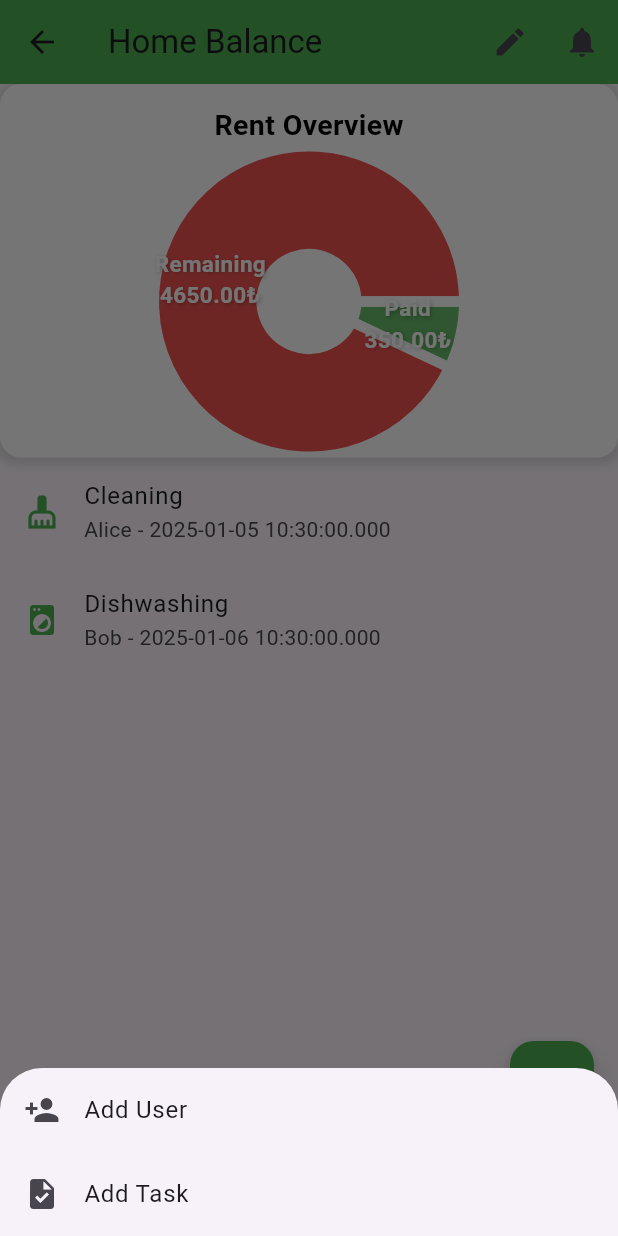
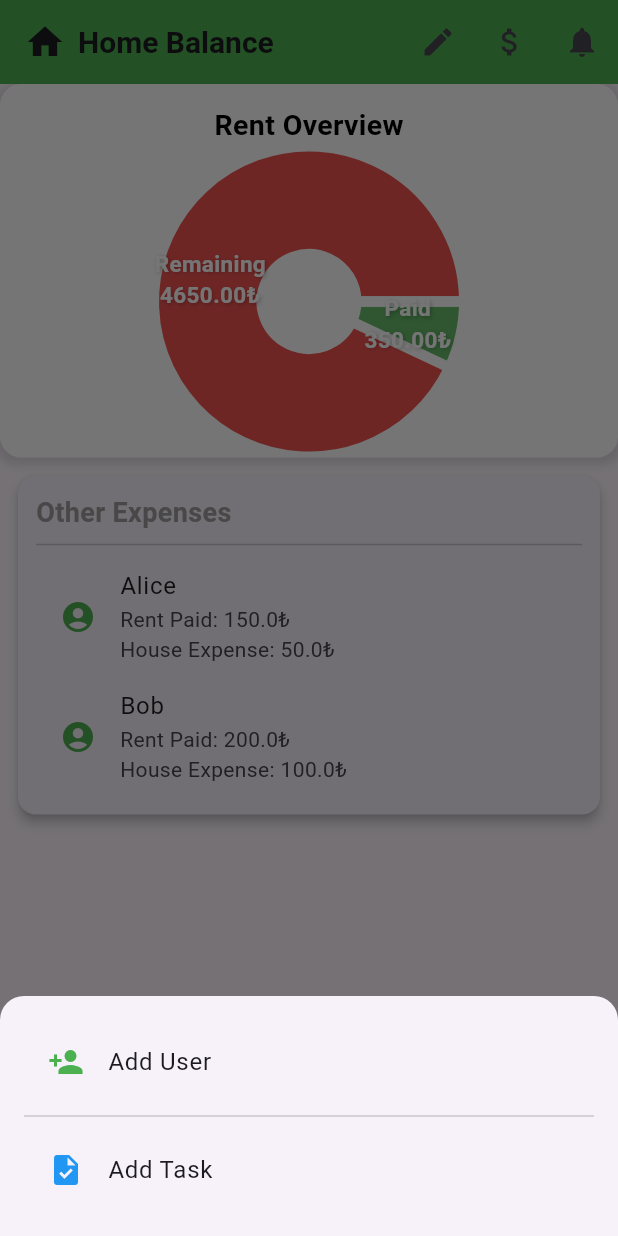
Before and after one commit to zgokceaynaci/Home-Balance-Frontend-with-Flutter, a Flutter app: the HomePage screen opened by its route, after a tap on the "add" icon, on a phone screen of 412 x 824 dp. Run offline on Flutter 3.47's test engine with Material 3 defaults, Android fonts, the light colour scheme and no system bars; drawn by our look-alikes of fl_chart; our stand-ins replace firebase_auth, firebase_core, google_sign_in, table_calendar; accounts and stored records are empty; generated files the repository leaves out were written again.

Commit message:
Save current state before further development

```diff
--- a/lib/screens/add_task_screen.dart
+++ b/lib/screens/add_task_screen.dart
@@ -60,6 +60,7 @@ class _AddTaskScreenState extends State<AddTaskScreen> {
       appBar: AppBar(
         title: const Text('Add Task'),
         backgroundColor: Colors.green,
+        leading: Container(),
       ),
       body: Padding(
         padding: const EdgeInsets.all(16.0),
--- a/lib/screens/add_user_screen.dart
+++ b/lib/screens/add_user_screen.dart
@@ -53,6 +53,7 @@ class _AddUserScreenState extends State<AddUserScreen> {
       appBar: AppBar(
         title: const Text("Add User and Rent"),
         backgroundColor: Colors.green,
+        leading: Container(),
       ),
       body: Padding(
         padding: const EdgeInsets.all(16.0),
--- a/lib/screens/calendar_screen.dart
+++ b/lib/screens/calendar_screen.dart
@@ -14,6 +14,7 @@ class CalendarScreen extends StatelessWidget {
         appBar: AppBar(
           title: const Text("Calendar"),
           backgroundColor: Colors.green,
+          leading: Container(),
         ),
         body: SingleChildScrollView(
           child: Padding(
--- a/lib/screens/home_page.dart
+++ b/lib/screens/home_page.dart
@@ -19,14 +19,16 @@ class _HomePageState extends State<HomePage> {
     {
       "name": "Alice",
       "email": "alice@example.com",
-      "payment": 150.0,
-      "expense": 50.0,
+      "payment": 150.0, // Total rent paid
+      "expense": 50.0, // Total expense
+      "houseExpense": 50.0, // House expense
     },
     {
       "name": "Bob",
       "email": "bob@example.com",
       "payment": 200.0,
       "expense": 100.0,
+      "houseExpense": 100.0,
     },
   ];
 
@@ -68,32 +70,63 @@ class _HomePageState extends State<HomePage> {
 Widget build(BuildContext context) {
   return Scaffold(
     appBar: AppBar(
-        title: const Text("Home Balance"),
+      title: Row(
+        children: [
+          Icon(Icons.home, size: 28), // Home icon stays here
+          SizedBox(width: 8), // Space between icon and text
+          Text(
+            "Home Balance",
+            style: TextStyle(
+              fontWeight: FontWeight.bold, // Bold text for title
+              fontSize: 20, // Adjusted font size
+            ),
+          ),
+        ],
+      ),
       backgroundColor: Colors.green,
+      automaticallyImplyLeading: false, // Removes the back button
       actions: [
         IconButton(
           icon: const Icon(Icons.edit),
           onPressed: _editTotalRent,
         ),
         IconButton(
+          icon: const Icon(Icons.attach_money),
+          onPressed: _showPaymentDialog,
+        ),
+        IconButton(
           icon: const Icon(Icons.notifications),
           onPressed: () {
-              Navigator.pushNamed(context, '/notifications',
-                  arguments: globalTasks);
+            Navigator.pushNamed(context, '/notifications', arguments: globalTasks);
           },
         ),
       ],
     ),
     body: Column(
       children: [
+        if (_currentIndex == 0) ...[
           _buildRentPieChart(), // Rent pie chart
-          Expanded(child: _pages[_currentIndex]),
+          Expanded(
+            child: SingleChildScrollView(
+              child: Column(
+                children: [
+                  _buildExpenseList(), // Expense table
+                ],
+              ),
+            ),
+          ),
+        ] else ...[
+          Expanded(child: _pages[_currentIndex]), // Other pages
+        ],
       ],
     ),
     floatingActionButton: FloatingActionButton(
       onPressed: _showAddOptions,
       backgroundColor: Colors.green,
-        child: const Icon(Icons.add),
+      shape: RoundedRectangleBorder(
+        borderRadius: BorderRadius.circular(15), // Rounded corners
+      ),
+      child: const Icon(Icons.add, size: 28),
     ),
     bottomNavigationBar: BottomNavigationBar(
       currentIndex: _currentIndex,
@@ -127,6 +160,8 @@ class _HomePageState extends State<HomePage> {
   );
 }
 
+
+
   Widget _buildHomeContent() {
     return globalTasks.isEmpty
         ? const Center(child: Text("No tasks added yet!"))
@@ -146,12 +181,59 @@ class _HomePageState extends State<HomePage> {
   }
 
   Widget _buildRentPieChart() {
-  double rentPaid = users.fold(0, (sum, user) => sum + (user['payment'] as double));
+    double rentPaid =
+        users.fold(0, (sum, user) => sum + (user['payment'] as double));
     double rentRemaining = totalRent - rentPaid;
 
     return buildEnhancedRentPieChart(rentPaid, rentRemaining);
   }
 
+  Widget _buildExpenseList() {
+    return Card(
+      margin: const EdgeInsets.all(12),
+      elevation: 3,
+      child: Padding(
+        padding: const EdgeInsets.all(12),
+        child: Column(
+          crossAxisAlignment: CrossAxisAlignment.start,
+          children: [
+            const Text(
+              "Other Expenses",
+              style: TextStyle(
+                fontSize: 18,
+                fontWeight: FontWeight.bold,
+              ),
+            ),
+            const Divider(),
+            ListView.builder(
+              shrinkWrap: true,
+              physics: const NeverScrollableScrollPhysics(),
+              itemCount: users.length,
+              itemBuilder: (context, index) {
+                final user = users[index];
+                return ListTile(
+                  leading:
+                      const Icon(Icons.account_circle, color: Colors.green),
+                  title: Text(user['name']),
+                  subtitle: Text(
+                    "Rent Paid: ${user['payment']}₺\n"
+                    "House Expense: ${user['houseExpense']}₺",
+                  ),
+                );
+              },
+            ),
+          ],
+        ),
+      ),
+    );
+  }
+
+  void _addPayment(String userName, double paymentAmount) {
+    setState(() {
+      final user = users.firstWhere((u) => u['name'] == userName);
+      user['payment'] += paymentAmount;
+    });
+  }
 
   void _editTotalRent() {
     final rentController = TextEditingController(text: totalRent.toString());
@@ -184,30 +266,44 @@ class _HomePageState extends State<HomePage> {
 void _showAddOptions() {
   showModalBottomSheet(
     context: context,
+    shape: const RoundedRectangleBorder(
+      borderRadius: BorderRadius.vertical(top: Radius.circular(16)),
+    ),
     builder: (context) {
-        return Column(
+      return Padding(
+        padding: const EdgeInsets.all(16.0),
+        child: Column(
           mainAxisSize: MainAxisSize.min,
           children: [
             ListTile(
-              leading: const Icon(Icons.person_add),
+              leading: const Icon(Icons.person_add, color: Colors.green),
               title: const Text("Add User"),
-              onTap: _addUser,
+              onTap: () {
+                Navigator.pop(context); // Close the modal
+                _addUser();
+              },
             ),
+            const Divider(),
             ListTile(
-              leading: const Icon(Icons.task),
+              leading: const Icon(Icons.task, color: Colors.blue),
               title: const Text("Add Task"),
-              onTap: _addTask,
+              onTap: () {
+                Navigator.pop(context); // Close the modal
+                _addTask();
+              },
             ),
           ],
+        ),
       );
     },
   );
 }
 
+
   void _addUser() {
     final nameController = TextEditingController();
-    final paymentController = TextEditingController();
-    final expenseController = TextEditingController(); // Added for expense
+    final rentPaymentController = TextEditingController(); // Rent payment
+    final houseExpenseController = TextEditingController(); // House expense
 
     showDialog(
       context: context,
@@ -222,13 +318,13 @@ class _HomePageState extends State<HomePage> {
                 decoration: const InputDecoration(hintText: "User Name"),
               ),
               TextField(
-                controller: paymentController,
-                decoration: const InputDecoration(hintText: "Payment"),
+                controller: rentPaymentController,
+                decoration: const InputDecoration(hintText: "Rent Payment"),
                 keyboardType: TextInputType.number,
               ),
               TextField(
-                controller: expenseController, // Input for expense
-                decoration: const InputDecoration(hintText: "Expense"),
+                controller: houseExpenseController,
+                decoration: const InputDecoration(hintText: "House Expense"),
                 keyboardType: TextInputType.number,
               ),
             ],
@@ -239,14 +335,68 @@ class _HomePageState extends State<HomePage> {
                 setState(() {
                   users.add({
                     "name": nameController.text,
-                    "payment": double.tryParse(paymentController.text) ?? 0.0,
-                    "expense": double.tryParse(expenseController.text) ??
-                        0.0, // Add expense here
+                    "payment":
+                        double.tryParse(rentPaymentController.text) ?? 0.0,
+                    "expense":
+                        double.tryParse(houseExpenseController.text) ?? 0.0,
+                    "houseExpense":
+                        double.tryParse(houseExpenseController.text) ?? 0.0,
                   });
                 });
                 Navigator.pop(context);
               },
               child: const Text("Add"),
+            ),
+          ],
+        );
+      },
+    );
+  }
+
+  void _showPaymentDialog() {
+    String? selectedUser;
+    final paymentController = TextEditingController();
+
+    showDialog(
+      context: context,
+      builder: (context) {
+        return AlertDialog(
+          title: const Text("Add Payment"),
+          content: Column(
+            mainAxisSize: MainAxisSize.min,
+            children: [
+              DropdownButton<String>(
+                hint: const Text("Select User"),
+                value: selectedUser,
+                items: users.map((user) {
+                  return DropdownMenuItem<String>(
+                    value: user['name'],
+                    child: Text(user['name']),
+                  );
+                }).toList(),
+                onChanged: (value) {
+                  setState(() {
+                    selectedUser = value;
+                  });
+                },
+              ),
+              TextField(
+                controller: paymentController,
+                decoration: const InputDecoration(hintText: "Payment Amount"),
+                keyboardType: TextInputType.number,
+              ),
+            ],
+          ),
+          actions: [
+            ElevatedButton(
+              onPressed: () {
+                if (selectedUser != null && paymentController.text.isNotEmpty) {
+                  _addPayment(
+                      selectedUser!, double.parse(paymentController.text));
+                  Navigator.pop(context);
+                }
+              },
+              child: const Text("Add Payment"),
             ),
           ],
         );
--- a/lib/screens/list_items_screen.dart
+++ b/lib/screens/list_items_screen.dart
@@ -15,6 +15,7 @@ class ListItemsScreen extends StatelessWidget {
       appBar: AppBar(
         title: const Text('Tasks and Users'),
         backgroundColor: Colors.green,
+        leading: Container(),
       ),
       body: SingleChildScrollView(
         child: Padding(
--- a/lib/screens/profile_screen.dart
+++ b/lib/screens/profile_screen.dart
@@ -10,6 +10,7 @@ class ProfileScreen extends StatelessWidget {
       appBar: AppBar(
         title: const Text("Profile"),
         backgroundColor: Colors.green,
+        leading: Container(),
       ),
       body: ListView(
         children: [
--- a/lib/screens/settings_screen.dart
+++ b/lib/screens/settings_screen.dart
@@ -14,6 +14,7 @@ class SettingsScreen extends StatelessWidget {
       appBar: AppBar(
         title: const Text("Settings"), // Title of the screen
         backgroundColor: Colors.green, // App bar color
+        leading: Container(),
       ),
       body: Padding(
         padding: const EdgeInsets.all(16.0), // Adds padding around the screen
```
Lines whose indentation alone changed are shown as unchanged.
